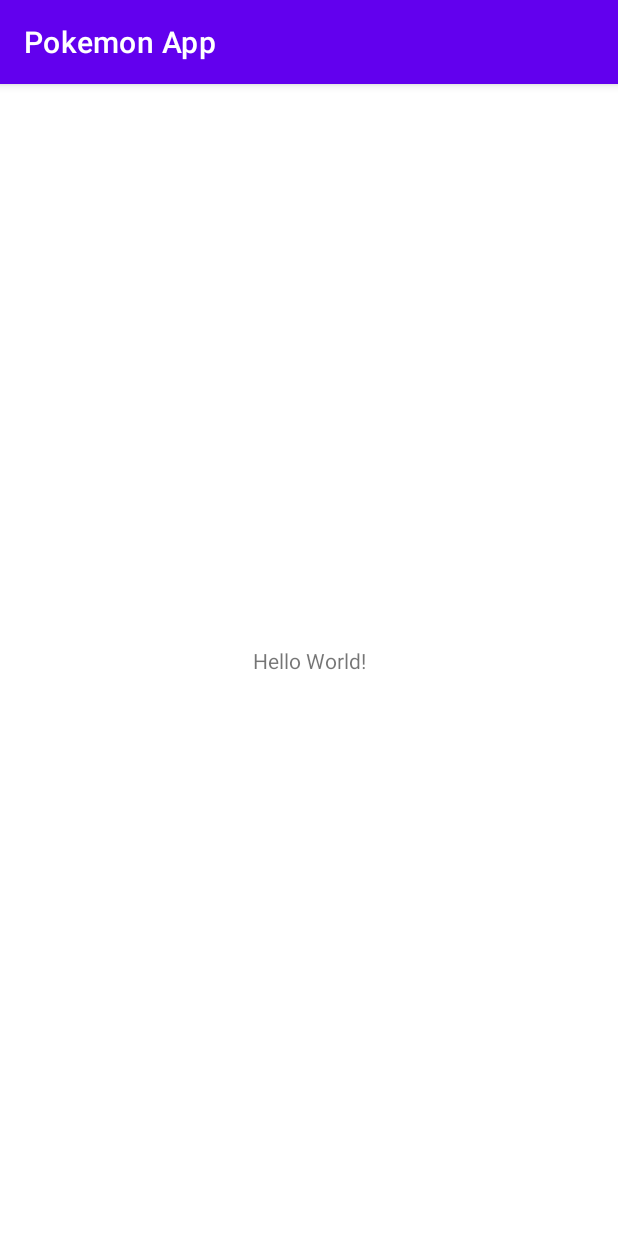
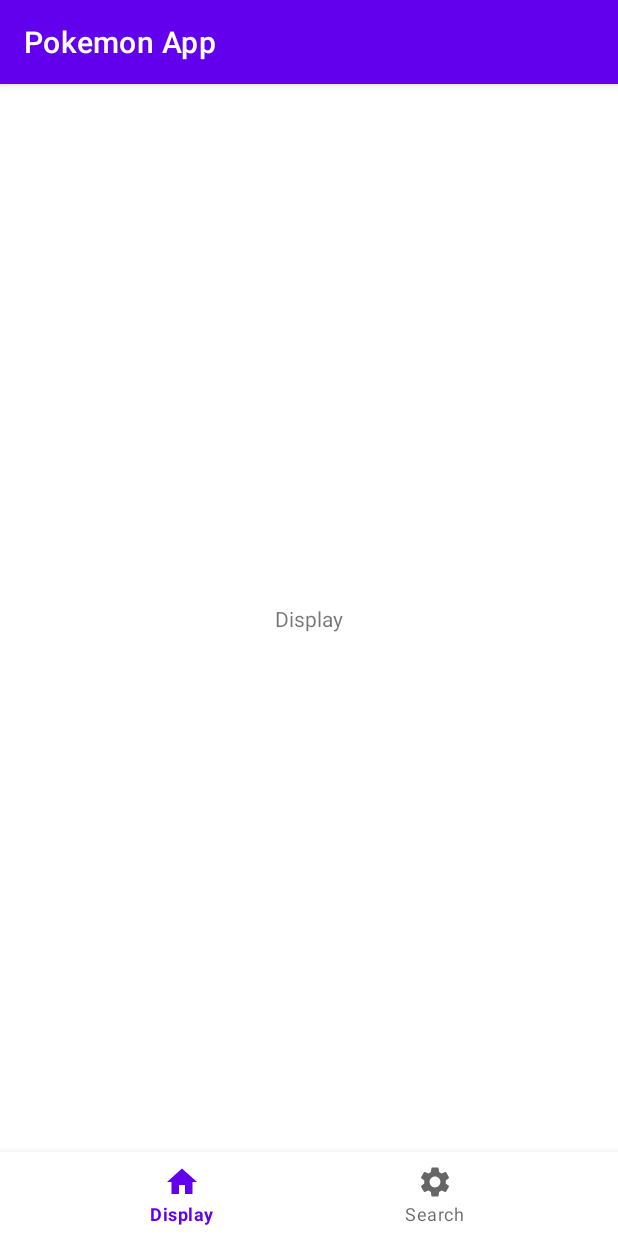
Before and after one commit to nickdiaz57/PokemonApp, an Android app: the screen it shows after launch (MainActivity), on a phone screen of 412 x 824 dp. Run offline under Robolectric (Android 15) with nearby library versions, the phone set to English and light mode, and no system bars; our stand-ins replace Dagger/Hilt's generated code, navigation-ui.

Commit message:
Initial fragments created, navigation structure and bottom nav menu created

```diff
--- /dev/null
+++ b/app/src/main/java/com/example/pokemonapp/view/DisplayFragment.kt
@@ -0,0 +1,26 @@
+package com.example.pokemonapp.view
+
+import android.os.Bundle
+import android.view.LayoutInflater
+import android.view.ViewGroup
+import androidx.fragment.app.Fragment
+import com.example.pokemonapp.databinding.FragmentDisplayBinding
+
+class DisplayFragment : Fragment() {
+
+    private var _binding: FragmentDisplayBinding? = null
+    private val binding get() = _binding!!
+
+    override fun onCreateView(
+        inflater: LayoutInflater,
+        container: ViewGroup?,
+        savedInstanceState: Bundle?
+    ) = FragmentDisplayBinding.inflate(inflater, container, false).also {
+        _binding = it
+    }.root
+
+    override fun onDestroyView() {
+        super.onDestroyView()
+        _binding = null
+    }
+}
--- a/app/src/main/java/com/example/pokemonapp/view/MainActivity.kt
+++ b/app/src/main/java/com/example/pokemonapp/view/MainActivity.kt
@@ -1,22 +1,33 @@
 package com.example.pokemonapp.view
 
+import android.content.Context
 import androidx.appcompat.app.AppCompatActivity
 import android.os.Bundle
 import android.util.Log
+import androidx.datastore.core.DataStore
+import androidx.datastore.preferences.core.Preferences
+import androidx.datastore.preferences.preferencesDataStore
+import androidx.navigation.fragment.NavHostFragment
+import androidx.navigation.ui.setupWithNavController
 import com.example.pokemonapp.R
+import com.example.pokemonapp.databinding.ActivityMainBinding
 import com.example.pokemonapp.viewmodel.PokeViewModel
 import dagger.hilt.android.AndroidEntryPoint
 import javax.inject.Inject
 
+//val Context.dataStore: DataStore<Preferences> by preferencesDataStore(name = "savedSettings")
+
 @AndroidEntryPoint
 class MainActivity : AppCompatActivity() {
 
+    private val binding by lazy { ActivityMainBinding.inflate(layoutInflater) }
+    private val navHostFragment by lazy {
+        supportFragmentManager.findFragmentById(R.id.nav_host_fragment) as NavHostFragment
+    }
+
     override fun onCreate(savedInstanceState: Bundle?) {
         super.onCreate(savedInstanceState)
-        setContentView(R.layout.activity_main)
-
-//        val cards = pokeViewModel.fetchCards()
-//        Log.e("Main Activity", "$cards")
-
+        setContentView(binding.root)
+        binding.bottomNavigation.setupWithNavController(navHostFragment.navController)
     }
 }
--- /dev/null
+++ b/app/src/main/res/drawable-v24/ic_home.xml
@@ -0,0 +1,10 @@
+<vector xmlns:android="http://schemas.android.com/apk/res/android"
+    android:width="24dp"
+    android:height="24dp"
+    android:viewportWidth="24"
+    android:viewportHeight="24"
+    android:tint="?attr/colorControlNormal">
+  <path
+      android:fillColor="@android:color/white"
+      android:pathData="M10,20v-6h4v6h5v-8h3L12,3 2,12h3v8z"/>
+</vector>
--- /dev/null
+++ b/app/src/main/res/drawable-v24/ic_settings.xml
@@ -0,0 +1,10 @@
+<vector xmlns:android="http://schemas.android.com/apk/res/android"
+    android:width="24dp"
+    android:height="24dp"
+    android:viewportWidth="24"
+    android:viewportHeight="24"
+    android:tint="?attr/colorControlNormal">
+  <path
+      android:fillColor="@android:color/white"
+      android:pathData="M19.14,12.94c0.04,-0.3 0.06,-0.61 0.06,-0.94c0,-0.32 -0.02,-0.64 -0.07,-0.94l2.03,-1.58c0.18,-0.14 0.23,-0.41 0.12,-0.61l-1.92,-3.32c-0.12,-0.22 -0.37,-0.29 -0.59,-0.22l-2.39,0.96c-0.5,-0.38 -1.03,-0.7 -1.62,-0.94L14.4,2.81c-0.04,-0.24 -0.24,-0.41 -0.48,-0.41h-3.84c-0.24,0 -0.43,0.17 -0.47,0.41L9.25,5.35C8.66,5.59 8.12,5.92 7.63,6.29L5.24,5.33c-0.22,-0.08 -0.47,0 -0.59,0.22L2.74,8.87C2.62,9.08 2.66,9.34 2.86,9.48l2.03,1.58C4.84,11.36 4.8,11.69 4.8,12s0.02,0.64 0.07,0.94l-2.03,1.58c-0.18,0.14 -0.23,0.41 -0.12,0.61l1.92,3.32c0.12,0.22 0.37,0.29 0.59,0.22l2.39,-0.96c0.5,0.38 1.03,0.7 1.62,0.94l0.36,2.54c0.05,0.24 0.24,0.41 0.48,0.41h3.84c0.24,0 0.44,-0.17 0.47,-0.41l0.36,-2.54c0.59,-0.24 1.13,-0.56 1.62,-0.94l2.39,0.96c0.22,0.08 0.47,0 0.59,-0.22l1.92,-3.32c0.12,-0.22 0.07,-0.47 -0.12,-0.61L19.14,12.94zM12,15.6c-1.98,0 -3.6,-1.62 -3.6,-3.6s1.62,-3.6 3.6,-3.6s3.6,1.62 3.6,3.6S13.98,15.6 12,15.6z"/>
+</vector>
--- a/app/src/main/res/layout/activity_main.xml
+++ b/app/src/main/res/layout/activity_main.xml
@@ -6,13 +6,25 @@
     android:layout_height="match_parent"
     tools:context=".view.MainActivity">
 
-    <TextView
-        android:layout_width="wrap_content"
+    <androidx.fragment.app.FragmentContainerView
+        android:id="@+id/nav_host_fragment"
+        android:name="androidx.navigation.fragment.NavHostFragment"
+        android:layout_width="0dp"
+        android:layout_height="0dp"
+        app:defaultNavHost="true"
+        app:layout_constraintBottom_toTopOf="@id/bottom_navigation"
+        app:layout_constraintEnd_toEndOf="parent"
+        app:layout_constraintStart_toStartOf="parent"
+        app:layout_constraintTop_toTopOf="parent"
+        app:navGraph="@navigation/nav_graph" />
+
+    <com.google.android.material.bottomnavigation.BottomNavigationView
+        android:id="@+id/bottom_navigation"
+        android:layout_width="match_parent"
         android:layout_height="wrap_content"
-        android:text="Hello World!"
         app:layout_constraintBottom_toBottomOf="parent"
-        app:layout_constraintLeft_toLeftOf="parent"
-        app:layout_constraintRight_toRightOf="parent"
-        app:layout_constraintTop_toTopOf="parent" />
+        app:layout_constraintEnd_toEndOf="parent"
+        app:layout_constraintStart_toStartOf="parent"
+        app:menu="@menu/bottom_navigation_menu" />
 
 </androidx.constraintlayout.widget.ConstraintLayout>
--- /dev/null
+++ b/app/src/main/res/layout/fragment_display.xml
@@ -0,0 +1,19 @@
+<?xml version="1.0" encoding="utf-8"?>
+<androidx.constraintlayout.widget.ConstraintLayout xmlns:android="http://schemas.android.com/apk/res/android"
+    xmlns:app="http://schemas.android.com/apk/res-auto"
+    xmlns:tools="http://schemas.android.com/tools"
+    android:layout_width="match_parent"
+    android:layout_height="match_parent"
+    android:padding="8dp"
+    tools:context="com.example.pokemonapp.view.DisplayFragment">
+
+    <TextView
+        android:id="@+id/textView3"
+        android:layout_width="wrap_content"
+        android:layout_height="wrap_content"
+        android:text="Display"
+        app:layout_constraintBottom_toBottomOf="parent"
+        app:layout_constraintEnd_toEndOf="parent"
+        app:layout_constraintStart_toStartOf="parent"
+        app:layout_constraintTop_toTopOf="parent" />
+</androidx.constraintlayout.widget.ConstraintLayout>
--- /dev/null
+++ b/app/src/main/res/menu/bottom_navigation_menu.xml
@@ -0,0 +1,13 @@
+<?xml version="1.0" encoding="utf-8"?>
+<menu xmlns:android="http://schemas.android.com/apk/res/android">
+    <item
+        android:id="@+id/displayFragment"
+        android:enabled="true"
+        android:icon="@drawable/ic_home"
+        android:title="Display" />
+    <item
+        android:id="@+id/searchFragment"
+        android:enabled="true"
+        android:icon="@drawable/ic_settings"
+        android:title="Search" />
+</menu>
--- a/app/src/main/res/navigation/nav_graph.xml
+++ b/app/src/main/res/navigation/nav_graph.xml
@@ -1,6 +1,38 @@
 <?xml version="1.0" encoding="utf-8"?>
 <navigation xmlns:android="http://schemas.android.com/apk/res/android"
     xmlns:app="http://schemas.android.com/apk/res-auto"
-    android:id="@+id/nav_graph">
+    xmlns:tools="http://schemas.android.com/tools"
+    android:id="@+id/nav_graph"
+    app:startDestination="@id/displayFragment">
 
+    <fragment
+        android:id="@+id/displayFragment"
+        android:name="com.example.pokemonapp.view.DisplayFragment"
+        android:label="fragment_display"
+        tools:layout="@layout/fragment_display" >
+        <action
+            android:id="@+id/action_displayFragment_to_favoritesFragment"
+            app:destination="@id/favoritesFragment" />
+        <action
+            android:id="@+id/action_displayFragment_to_detailsFragment"
+            app:destination="@id/detailsFragment" />
+        <action
+            android:id="@+id/action_displayFragment_to_searchFragment"
+            app:destination="@id/searchFragment" />
+    </fragment>
+    <fragment
+        android:id="@+id/detailsFragment"
+        android:name="com.example.pokemonapp.view.DetailsFragment"
+        android:label="fragment_details"
+        tools:layout="@layout/fragment_details" />
+    <fragment
+        android:id="@+id/favoritesFragment"
+        android:name="com.example.pokemonapp.view.FavoritesFragment"
+        android:label="fragment_favorites"
+        tools:layout="@layout/fragment_favorites" />
+    <fragment
+        android:id="@+id/searchFragment"
+        android:name="com.example.pokemonapp.view.SearchFragment"
+        android:label="fragment_search"
+        tools:layout="@layout/fragment_search" />
 </navigation>
```
Also changed, not shown: app/src/main/java/com/example/pokemonapp/view/DetailsFragment.kt (added, +26 -0 lines), app/src/main/java/com/example/pokemonapp/view/FavoritesFragment.kt (added, +26 -0 lines), app/src/main/java/com/example/pokemonapp/view/SearchFragment.kt (added, +26 -0 lines), app/src/main/res/layout/fragment_details.xml (added, +19 -0 lines), app/src/main/res/layout/fragment_favorites.xml (added, +19 -0 lines), app/src/main/res/layout/fragment_search.xml (added, +19 -0 lines).
